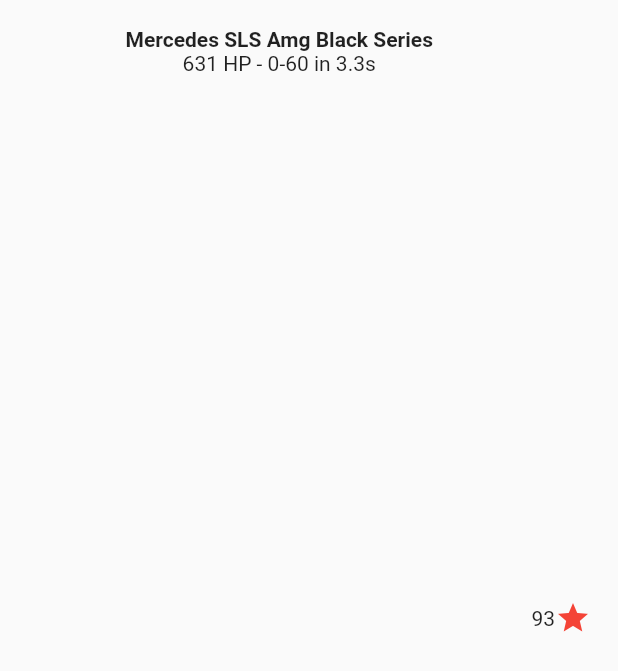
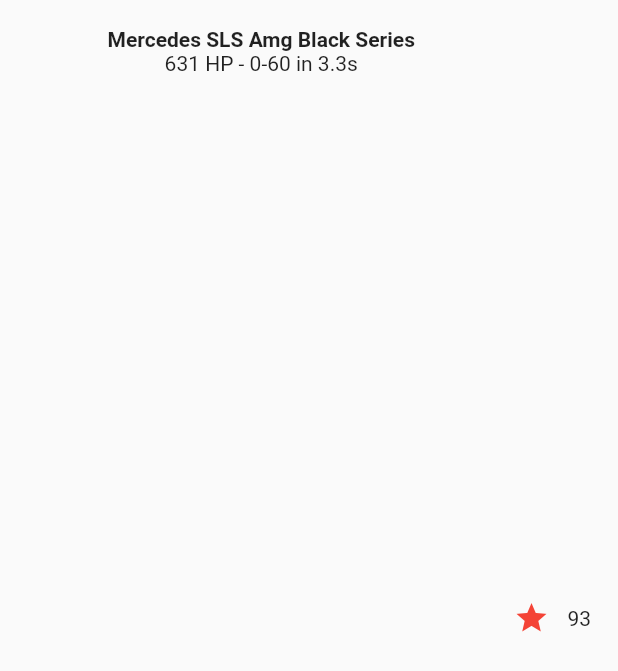
Before and after one commit to Sebsprograms/first_flutter_from_docs, a Flutter app: the TitleBar widget shown alone on an empty page, opened directly, on a phone screen of 412 x 824 dp. Shown: the top 671 px of the screen. Run offline on Flutter 3.47's test engine with Material 2 defaults, Android fonts, the phone set to English and light mode, and no system bars; network calls fail.

Commit message:
converted favorites star to stateful widget

```diff
--- a/lib/main.dart
+++ b/lib/main.dart
@@ -57,8 +57,7 @@ class TitleBar extends StatelessWidget {
               ],
             ),
           ),
-          const Text("93"),
-          const Icon(Icons.star, color: Colors.red),
+          Favorites(),
         ],
       ),
     );
@@ -103,3 +102,47 @@ class LinkBar extends StatelessWidget {
     );
   }
 }
+
+class Favorites extends StatefulWidget {
+  const Favorites({Key? key}) : super(key: key);
+
+  @override
+  State<Favorites> createState() => _FavoritesState();
+}
+
+class _FavoritesState extends State<Favorites> {
+  bool _isFavorited = true;
+  int _favoriteCount = 93;
+
+  void _toggleFav() {
+    setState(() {
+      _isFavorited = !_isFavorited;
+      if (_isFavorited) {
+        _favoriteCount = 93;
+      } else {
+        _favoriteCount = 92;
+      }
+    });
+  }
+
+  @override
+  Widget build(BuildContext context) {
+    return Row(
+      children: [
+        Container(
+          padding: const EdgeInsets.all(0),
+          child: IconButton(
+            icon: (_isFavorited
+                ? const Icon(Icons.star)
+                : const Icon(Icons.star_border)),
+            color: Colors.red,
+            onPressed: _toggleFav,
+          ),
+        ),
+        SizedBox(
+          child: Text("$_favoriteCount"),
+        )
+      ],
+    );
+  }
+}
```
